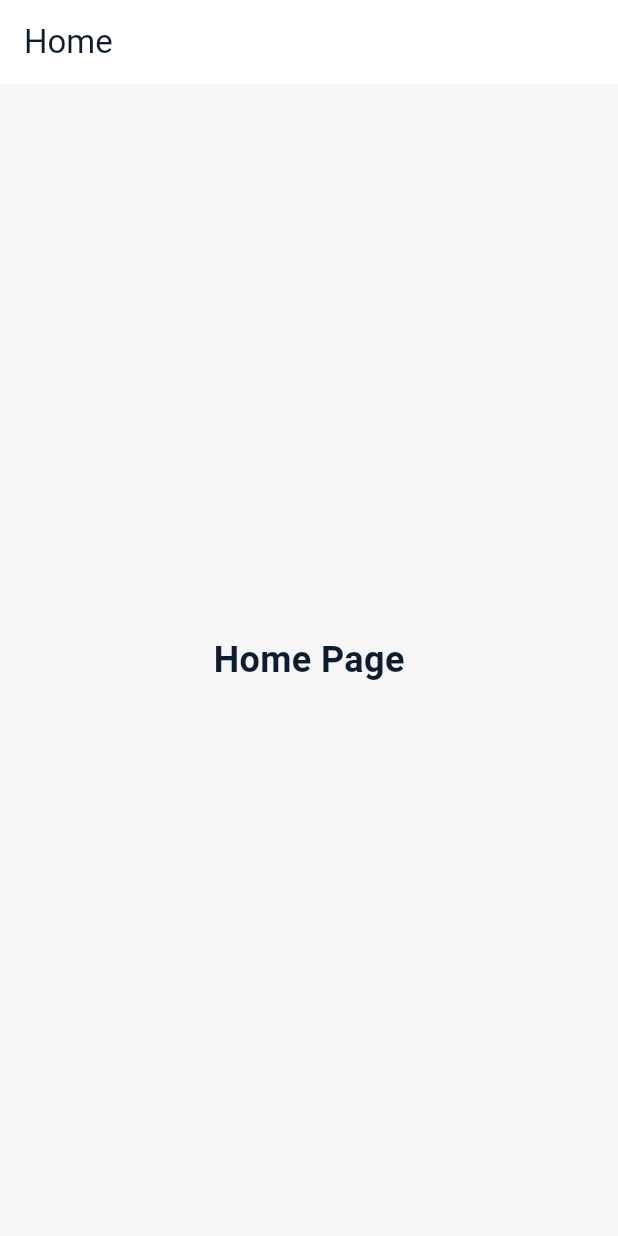
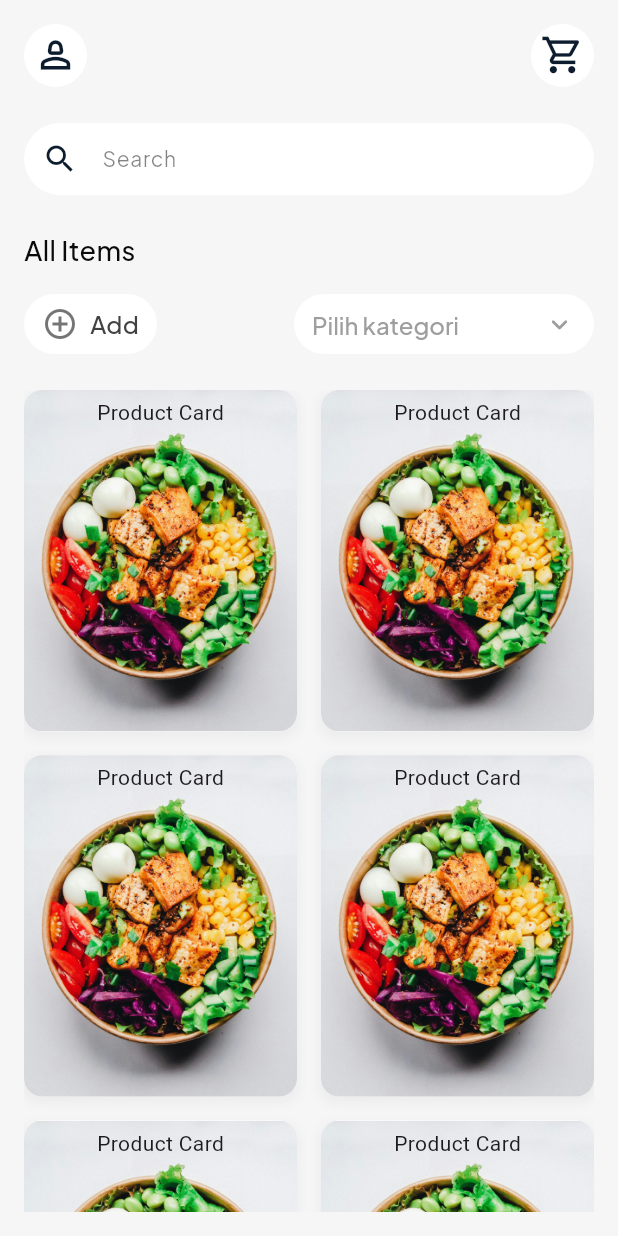
Before and after one commit to hldaabyu28/cashier_app, a Flutter app: the HomePage screen opened by its route, on a phone screen of 412 x 824 dp. Run offline on Flutter 3.47's test engine with Material 3 defaults, Android fonts, the phone set to English and light mode, and no system bars; our stand-ins replace dio, get, google_fonts, pretty_dio_logger.

Commit message:
UPDATE add product card

```diff
--- /dev/null
+++ b/lib/core/widgets/circle_icon_button.dart
@@ -0,0 +1,38 @@
+import 'package:casier_app/core/theme/app_color.dart';
+import 'package:flutter/material.dart';
+
+class CircleIconButton extends StatelessWidget {
+  final IconData icon;
+  final VoidCallback onPressed;
+  final Color backgroundColor;
+  final Color iconColor;
+  final double size;
+
+  const CircleIconButton({
+    super.key,
+    required this.icon,
+    required this.onPressed,
+    this.backgroundColor = Colors.blue,
+    this.iconColor = Colors.white,
+    this.size = 42,
+  });
+
+  @override
+  Widget build(BuildContext context) {
+    return InkWell(
+      onTap: onPressed,
+      borderRadius: BorderRadius.circular(size / 2),
+      hoverColor: AppColor.secondary,
+      focusColor: AppColor.secondary ,
+      child: Container(
+        width: size,
+        height: size,
+        decoration: BoxDecoration(
+          color: backgroundColor,
+          shape: BoxShape.circle,
+        ),
+        child: Icon(icon, color: iconColor, size: size * 0.7),
+      ),
+    );
+  }
+}
--- /dev/null
+++ b/lib/core/widgets/my_dropdown.dart
@@ -0,0 +1,92 @@
+import 'package:casier_app/core/theme/app_color.dart';
+import 'package:casier_app/core/theme/app_text.dart';
+import 'package:flutter/material.dart';
+
+class MyDropdown<T> extends StatelessWidget {
+  final T? value;
+  final List<DropdownMenuItem<T>> items;
+  final ValueChanged<T?> onChanged;
+  final String label;
+  final String? hint;
+  final IconData? icon;
+  final bool? isRequired;
+  final VoidCallback? onClear;
+
+  const MyDropdown({
+    super.key,
+    required this.items,
+    this.value,
+    required this.onChanged,
+    required this.label,
+    this.hint,
+    this.icon,
+    this.isRequired = false,
+    this.onClear,
+  });
+
+  @override
+  Widget build(BuildContext context) {
+    return Container(
+      padding: const EdgeInsets.symmetric(horizontal: 12, vertical: 8),
+      decoration: BoxDecoration(
+        color: Colors.white,
+        borderRadius: BorderRadius.circular(50),
+      ),
+      child: Row(
+        mainAxisSize: MainAxisSize.min,
+        children: [
+          Expanded(
+            child: DropdownButtonHideUnderline(
+              child: DropdownButton<T>(
+                items: items,
+                onChanged: onChanged,
+                value: value,
+                iconSize: 22,
+                enableFeedback: true,
+                style: AppTextStyle.body.copyWith(
+                  color: Colors.grey[800],
+                  fontWeight: FontWeight.w500,
+                ),
+                borderRadius: BorderRadius.circular(10),
+                dropdownColor: Colors.white,
+                isDense: true,
+                isExpanded: false,
+                alignment: Alignment.centerLeft,
+                elevation: 8,
+                icon: Icon(
+                  icon ?? Icons.keyboard_arrow_down_rounded,
+                  color: Colors.grey,
+                ),
+                hint:
+                    hint != null
+                        ? Text(
+                          hint!,
+                          style: TextStyle(color: Colors.grey.shade500),
+                        )
+                        : null,
+              ),
+            ),
+          ),
+
+          // Tombol clear filter
+          if (value != null)
+            GestureDetector(
+              onTap: onClear,
+              child: Container(
+                decoration: const BoxDecoration(
+                  color: Color(0xFFE0E0E0),
+                  shape: BoxShape.circle,
+                ),
+                padding: const EdgeInsets.all(4),
+                child: const Icon(
+                  Icons.close_rounded,
+                  size: 16,
+                  color: Colors.black54,
+                ),
+              ),
+            ),
+        ],
+      ),
+    );
+  }
+}
--- a/lib/core/widgets/my_input.dart
+++ b/lib/core/widgets/my_input.dart
@@ -64,6 +64,21 @@ class MyInput extends StatefulWidget {
     );
   }
 
+  static Widget search({
+    TextEditingController? controller,
+    String? placeholder,
+    Color? fillColor,
+    Color? borderColor,
+  }) {
+    return MyInput(
+      controller: controller,
+      placeholder: placeholder,
+      fillColor: fillColor,
+      borderColor: borderColor,
+      prefixIcon: const Icon(Icons.search, color: AppColor.primary),
+    );
+  }
+
   @override
   State<MyInput> createState() => _MyInputState();
 }
@@ -78,21 +93,43 @@ class _MyInputState extends State<MyInput> {
       validator: widget.validator,
       cursorColor: AppColor.primary,
       cursorErrorColor: AppColor.danger,
-      style: AppTextStyle.body.copyWith(color: AppColor.textColor, fontSize: 14),
+      style: AppTextStyle.body.copyWith(
+        color: AppColor.textColor,
+        fontSize: 14,
+      ),
       obscuringCharacter: '*',
       decoration: InputDecoration(
         hintText: widget.placeholder ?? "Enter text",
 
-        hintStyle: AppTextStyle.body.copyWith(color: AppColor.textColor.withOpacity(0.5), fontSize: 14),
-        contentPadding: widget.padding ?? const EdgeInsets.symmetric(horizontal: 12, vertical: 12),
+        hintStyle: AppTextStyle.body.copyWith(
+          color: AppColor.textColor.withOpacity(0.5),
+          fontSize: 14,
+        ),
+        contentPadding:
+            widget.padding ??
+            const EdgeInsets.symmetric(horizontal: 12, vertical: 12),
         prefixIcon: widget.prefixIcon,
         suffixIcon: widget.suffixIcon,
         fillColor: widget.fillColor ?? AppColor.background,
         filled: true,
-        enabledBorder: OutlineInputBorder(borderRadius: BorderRadius.circular(50), borderSide: BorderSide(color: Colors.transparent)),
-        focusedBorder: OutlineInputBorder(borderRadius: BorderRadius.circular(50), borderSide: BorderSide(color:AppColor.secondary, width: 1.5)),
-        errorBorder: OutlineInputBorder(borderRadius: BorderRadius.circular(50), borderSide: BorderSide(color: AppColor.danger, width: 1.5)),
-        border: OutlineInputBorder(borderRadius: BorderRadius.circular(50), borderSide: BorderSide(color: widget.borderColor ?? Colors.transparent)),
+        enabledBorder: OutlineInputBorder(
+          borderRadius: BorderRadius.circular(50),
+          borderSide: BorderSide(color: Colors.transparent),
+        ),
+        focusedBorder: OutlineInputBorder(
+          borderRadius: BorderRadius.circular(50),
+          borderSide: BorderSide(color: AppColor.secondary, width: 1.5),
+        ),
+        errorBorder: OutlineInputBorder(
+          borderRadius: BorderRadius.circular(50),
+          borderSide: BorderSide(color: AppColor.danger, width: 1.5),
+        ),
+        border: OutlineInputBorder(
+          borderRadius: BorderRadius.circular(50),
+          borderSide: BorderSide(
+            color: widget.borderColor ?? Colors.transparent,
+          ),
+        ),
       ),
     );
   }
--- a/lib/features/home/presentation/pages/home_page.dart
+++ b/lib/features/home/presentation/pages/home_page.dart
@@ -1,33 +1,82 @@
 import 'package:casier_app/core/theme/app_color.dart';
+import 'package:casier_app/core/theme/app_text.dart';
+import 'package:casier_app/core/widgets/circle_icon_button.dart';
+import 'package:casier_app/core/widgets/my_input.dart';
+import 'package:casier_app/features/home/presentation/widgets/filter_section.dart';
+import 'package:casier_app/features/home/presentation/widgets/heading_section.dart';
+import 'package:casier_app/features/home/presentation/widgets/product_card.dart';
 import 'package:flutter/material.dart';
 
-class HomePage extends StatelessWidget {
+class HomePage extends StatefulWidget {
   const HomePage({super.key});
+
+  @override
+  State<HomePage> createState() => _HomePageState();
+}
+
+class _HomePageState extends State<HomePage> {
+  String? selectedCategory;
+  String? searchQuery;
+
+  final List<String> categories = [
+    'Electronics',
+    'Books',
+    'Clothing',
+    'Home & Kitchen',
+    'Sports',
+    'Toys',
+  ];
 
   @override
   Widget build(BuildContext context) {
     return Scaffold(
-      appBar: AppBar(
-        automaticallyImplyLeading: false,
-        title: const Text("Home"),
-        backgroundColor: Colors.white,
-        foregroundColor: AppColor.primary,
-        elevation: 0,
-      ),
-      body: Column(
-        mainAxisAlignment: MainAxisAlignment.center,
-        children: [
-          Center(
-            child: Text(
-              "Home Page",
-              style: TextStyle(
-                fontSize: 24,
-                fontWeight: FontWeight.bold,
-                color: AppColor.primary,
+      body: SafeArea(
+        child: Padding(
+          padding: const EdgeInsets.all(16.0),
+          child: Column(
+            crossAxisAlignment: CrossAxisAlignment.start,
+            children: [
+              HeadingSection(),
+              const SizedBox(height: 24),
+
+              MyInput.search(placeholder: "Search", fillColor: Colors.white),
+              const SizedBox(height: 24),
+              Align(
+                alignment: Alignment.centerLeft,
+                child: Text("All Items", style: AppTextStyle.heading3),
               ),
-            ),
+              const SizedBox(height: 16),
+
+              FilterSection(
+                categories: categories,
+                selectedCategory: selectedCategory,
+                onCategoryChanged: (val) {
+                  setState(() => selectedCategory = val);
+                },
+                onSearchChanged: (query) {
+                  setState(() => searchQuery = query);
+                },
+              ),
+
+              const SizedBox(height: 24),
+
+              Expanded(
+                child: GridView.builder(
+                  gridDelegate: SliverGridDelegateWithFixedCrossAxisCount(
+                    crossAxisCount: 2,
+                    childAspectRatio: 0.8,
+                    crossAxisSpacing: 16,
+                    mainAxisSpacing: 16,
+                  ),
+                  itemCount: 20,
+                  itemBuilder: (context, index) {
+                    return ProductCard();
+                  },
+                ),
+              ),
+            ],
           ),
-        ],
+        ),
       ),
     );
   }
--- /dev/null
+++ b/lib/features/home/presentation/widgets/filter_section.dart
@@ -0,0 +1,70 @@
+import 'package:casier_app/core/theme/app_text.dart';
+import 'package:casier_app/core/widgets/my_dropdown.dart';
+import 'package:flutter/material.dart';
+
+class FilterSection extends StatefulWidget {
+  final List<String> categories;
+  final String? selectedCategory;
+  final ValueChanged<String?> onCategoryChanged;
+  final ValueChanged<String>? onSearchChanged;
+  const FilterSection({
+    super.key,
+    required this.categories,
+    this.selectedCategory,
+    required this.onCategoryChanged,
+    this.onSearchChanged,
+  });
+
+  @override
+  State<FilterSection> createState() => _FilterSectionState();
+}
+
+class _FilterSectionState extends State<FilterSection> {
+  @override
+  Widget build(BuildContext context) {
+    return Row(
+      mainAxisAlignment: MainAxisAlignment.spaceBetween,
+      children: [
+        InkWell(
+          onTap: () {},
+          child: Container(
+            padding: const EdgeInsets.symmetric(horizontal: 12, vertical: 8),
+            decoration: BoxDecoration(
+              color: Colors.white,
+              borderRadius: BorderRadius.circular(50),
+            ),
+            child: Row(
+              mainAxisSize: MainAxisSize.min,
+              children: [
+                Icon(Icons.add_circle_outline, color: Colors.grey[600]),
+                const SizedBox(width: 8),
+                Text(
+                  "Add",
+                  style: AppTextStyle.body.copyWith(
+                    color: Colors.grey[800],
+                    fontWeight: FontWeight.w500,
+                  ),
+                ),
+              ],
+            ),
+          ),
+        ),
+        SizedBox(
+          width: 200,
+          child: MyDropdown<String>(
+            label: 'Kategori',
+            hint: 'Pilih kategori',
+            isRequired: false,
+            value: widget.selectedCategory,
+            items:
+                widget.categories
+                    .map((c) => DropdownMenuItem(value: c, child: Text(c)))
+                    .toList(),
+            onChanged: widget.onCategoryChanged,
+            onClear: () => widget.onCategoryChanged(null),
+          ),
+        ),
+      ],
+    );
+  }
+}
--- /dev/null
+++ b/lib/features/home/presentation/widgets/heading_section.dart
@@ -0,0 +1,29 @@
+import 'package:casier_app/core/theme/app_color.dart';
+import 'package:casier_app/core/widgets/circle_icon_button.dart';
+import 'package:flutter/material.dart';
+
+class HeadingSection extends StatelessWidget {
+  const HeadingSection({super.key});
+
+  @override
+  Widget build(BuildContext context) {
+    return Row(
+      mainAxisAlignment: MainAxisAlignment.spaceBetween,
+      children: [
+        CircleIconButton(
+          icon: Icons.person_2_outlined,
+          onPressed: () {},
+          backgroundColor: Colors.white,
+          iconColor: AppColor.primary,
+        ),
+        const SizedBox(width: 10),
+        CircleIconButton(
+          backgroundColor: Colors.white,
+          iconColor: AppColor.primary,
+          icon: Icons.shopping_cart_outlined,
+          onPressed: () {},
+        ),
+      ],
+    );
+  }
+}
--- /dev/null
+++ b/lib/features/home/presentation/widgets/product_card.dart
@@ -0,0 +1,29 @@
+import 'package:flutter/material.dart';
+
+class ProductCard extends StatelessWidget {
+  const ProductCard({super.key});
+
+  @override
+  Widget build(BuildContext context) {
+    return Container(
+      padding: const EdgeInsets.all(5),
+      decoration: BoxDecoration(
+        color: Colors.white,
+        image: const DecorationImage(
+          image: AssetImage('assets/food.jpg'),
+          fit: BoxFit.cover,
+        ),
+        borderRadius: BorderRadius.circular(12),
+        boxShadow: [
+          BoxShadow(
+            color: Colors.grey.withOpacity(0.1),
+            spreadRadius: 2,
+            blurRadius: 5,
+            offset: const Offset(0, 3), // changes position of shadow
+          ),
+        ],
+      ),
+      child: Column(children: [Text('Product Card')]),
+    );
+  }
+}
```
Also changed, not shown: assets/food.jpg (added).
